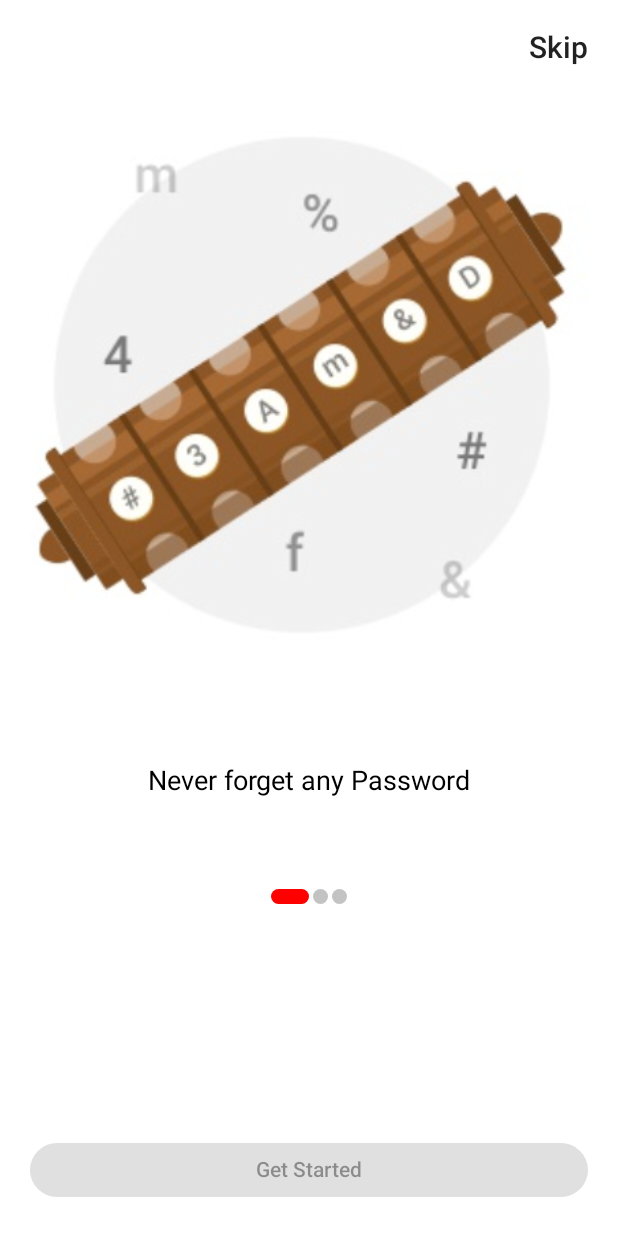
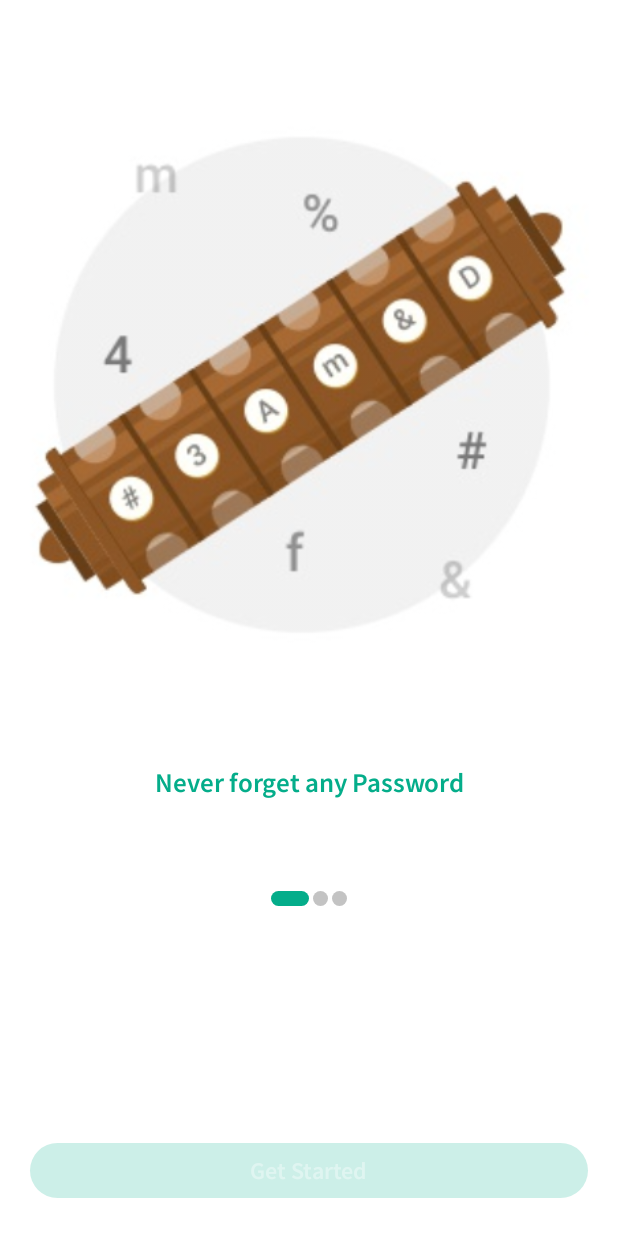
Before and after one commit to nimran/AndroidPasswordManager, an Android app built with Jetpack Compose: the screen it shows after launch (OnboardingActivity), on a phone screen of 412 x 824 dp. Run offline under Robolectric (Android 15) with nearby library versions, the phone set to English and light mode, and no system bars; our stand-ins replace accompanist.

Commit message:
added files

```diff
--- a/app/src/main/java/app/imran/passwordmanager/ui/theme/Color.kt
+++ b/app/src/main/java/app/imran/passwordmanager/ui/theme/Color.kt
@@ -7,3 +7,9 @@ val Purple500 = Color(0xFF6200EE)
 val Purple700 = Color(0xFF3700B3)
 val Teal200 = Color(0xFF03DAC5)
 val Red = Color(0xFFDA031C)
+
+val BackgroundWhite = Color(0xFF)
+val AppGreen = Color(0xFF04AD8A)
+val AppGreen2 = Color(0xFF00A597)
+val LightBlack = Color(0xFF2A2A2A)
+val LightGrey = Color(0xFFEBEBEB)
--- a/app/src/main/java/app/imran/passwordmanager/ui/theme/Theme.kt
+++ b/app/src/main/java/app/imran/passwordmanager/ui/theme/Theme.kt
@@ -5,17 +5,41 @@ import androidx.compose.material.MaterialTheme
 import androidx.compose.material.darkColors
 import androidx.compose.material.lightColors
 import androidx.compose.runtime.Composable
+import androidx.compose.ui.graphics.Color
+
+// primary — The primary color is the color displayed most frequently across your app’s screens and components.
+// primaryVariant — The primary variant color is used to distinguish two elements of the app using the primary color, such as the top app bar and the system bar.
+// secondary — The secondary color provides more ways to accent and distinguish your product. Secondary colors are best for floating action buttons, selection controls (e.g. checkboxes and radio buttons), highlighting selected text, links, and headlines, etc.
+// secondaryVariant — The secondary variant color is used to distinguish two elements of the app using the secondary color.
+// background — The background color appears behind scrollable content.
+// surface — The surface color is used on surfaces of components, such as cards, sheets, and menus.
+// error — The error color is used to indicate errors within components, such as text fields.
+// onPrimary — Color used for text and icons displayed on top of the primary color.
+// onSecondary — Color used for text and icons displayed on top of the secondary color.
+// onBackground — Color used for text and icons displayed on top of the background color.
+// onSurface — Color used for text and icons displayed on top of the surface color.
+// onError — Color used for text and icons displayed on top of the error color.
+// isLight — Whether these colors are considered as a “light” or “dark” set of colors.
 
 private val DarkColorPalette = darkColors(
-    primary = Purple200,
+    primary = AppGreen,
     primaryVariant = Purple700,
-    secondary = Teal200
+    secondary = Teal200,
+    surface = Color.Black,
+    onSurface = Color.Black,
+    background = Color.White,
+    onBackground = Color.Magenta,
+
 )
 
 private val LightColorPalette = lightColors(
-    primary = Purple500,
+    primary = AppGreen,
     primaryVariant = Purple700,
-    secondary = Teal200
+    secondary = Teal200,
+    surface = Color.White,
+    onSurface = Color.White,
+    background = Color.Black,
+    onBackground = Color.Blue,
 
     /* Other default colors to override
     background = Color.White,
--- a/app/src/main/java/app/imran/passwordmanager/ui/theme/Type.kt
+++ b/app/src/main/java/app/imran/passwordmanager/ui/theme/Type.kt
@@ -2,24 +2,39 @@ package app.imran.passwordmanager.ui.theme
 
 import androidx.compose.material.Typography
 import androidx.compose.ui.text.TextStyle
+import androidx.compose.ui.text.font.Font
 import androidx.compose.ui.text.font.FontFamily
 import androidx.compose.ui.text.font.FontWeight
+import androidx.compose.ui.text.platform.*
 import androidx.compose.ui.unit.sp
+import app.imran.passwordmanager.R
 
+val fonts = FontFamily(
+    Font(R.font.sourcesanspro_bold, FontWeight.Bold),
+    Font(R.font.sourcesanspro_light, FontWeight.Light),
+    Font(R.font.sourcesanspro_italic, FontWeight.Companion.ExtraLight),
+    Font(R.font.sourcesanspro_regular, FontWeight.Normal),
+    Font(R.font.sourcesanspro_semibold, FontWeight.SemiBold)
+)
 // Set of Material typography styles to start with
 val Typography = Typography(
     body1 = TextStyle(
-        fontFamily = FontFamily.Default,
-        fontWeight = FontWeight.Normal,
+        fontFamily = fonts,
+        fontWeight = FontWeight.Bold,
+        fontSize = 16.sp
+    ),
+    body2 = TextStyle(
+        fontFamily = fonts,
+        fontWeight = FontWeight.SemiBold,
         fontSize = 16.sp
     ),
     button = TextStyle(
-        fontFamily = FontFamily.Default,
-        fontWeight = FontWeight.W500,
+        fontFamily = fonts,
+        fontWeight = FontWeight.Normal,
         fontSize = 14.sp
     ),
     caption = TextStyle(
-        fontFamily = FontFamily.Default,
+        fontFamily = fonts,
         fontWeight = FontWeight.Normal,
         fontSize = 18.sp
     )
--- /dev/null
+++ b/app/src/main/java/app/imran/passwordmanager/view/activity/AuthenticationActivity.kt
@@ -0,0 +1,38 @@
+package app.imran.passwordmanager.view.activity
+
+import android.os.Bundle
+import androidx.activity.ComponentActivity
+import androidx.activity.compose.setContent
+import androidx.compose.material.MaterialTheme
+import androidx.compose.material.Surface
+import androidx.compose.material.Text
+import androidx.compose.runtime.Composable
+import androidx.compose.ui.tooling.preview.Preview
+import app.imran.passwordmanager.ui.theme.AndroidPasswordManagerTheme
+
+class AuthenticationActivity : ComponentActivity() {
+    override fun onCreate(savedInstanceState: Bundle?) {
+        super.onCreate(savedInstanceState)
+        setContent {
+            AndroidPasswordManagerTheme {
+                // A surface container using the 'background' color from the theme
+                Surface(color = MaterialTheme.colors.background) {
+                    Greeting("Android")
+                }
+            }
+        }
+    }
+}
+
+@Composable
+fun Greeting(name: String) {
+    Text(text = "Hello $name!")
+}
+
+@Preview(showBackground = true)
+@Composable
+fun DefaultPreview() {
+    AndroidPasswordManagerTheme {
+        Greeting("Android")
+    }
+}
--- a/app/src/main/java/app/imran/passwordmanager/view/OnboardingActivity.kt
+++ b/app/src/main/java/app/imran/passwordmanager/view/activity/OnboardingActivity.kt
@@ -1,19 +1,16 @@
-package app.imran.passwordmanager.view
+package app.imran.passwordmanager.view.activity
 
+import android.content.Intent
 import android.os.Bundle
-import android.widget.Toast
 import androidx.activity.ComponentActivity
 import androidx.activity.compose.setContent
 import androidx.compose.animation.core.animateDpAsState
 import androidx.compose.foundation.Image
 import androidx.compose.foundation.background
-import androidx.compose.foundation.clickable
 import androidx.compose.foundation.layout.*
 import androidx.compose.foundation.shape.CircleShape
 import androidx.compose.foundation.shape.RoundedCornerShape
-import androidx.compose.material.Button
-import androidx.compose.material.MaterialTheme
-import androidx.compose.material.Surface
+import androidx.compose.material.*
 import androidx.compose.material.Text
 import androidx.compose.runtime.Composable
 import androidx.compose.ui.Alignment
@@ -21,7 +18,6 @@ import androidx.compose.ui.Modifier
 import androidx.compose.ui.draw.clip
 import androidx.compose.ui.graphics.Color
 import androidx.compose.ui.res.painterResource
-import androidx.compose.ui.text.font.FontWeight
 import androidx.compose.ui.text.style.TextAlign
 import androidx.compose.ui.unit.dp
 import androidx.compose.ui.unit.sp
@@ -30,6 +26,7 @@ import androidx.core.splashscreen.SplashScreen.Companion.installSplashScreen
 import app.imran.passwordmanager.R
 import app.imran.passwordmanager.data.OnboardingData
 import app.imran.passwordmanager.ui.theme.AndroidPasswordManagerTheme
+import app.imran.passwordmanager.ui.theme.AppGreen
 import app.imran.passwordmanager.ui.theme.Typography
 import com.google.accompanist.pager.ExperimentalPagerApi
 import com.google.accompanist.pager.HorizontalPager
@@ -44,11 +41,11 @@ class OnboardingActivity : ComponentActivity() {
     override fun onCreate(savedInstanceState: Bundle?) {
         super.onCreate(savedInstanceState)
         installSplashScreen()
-        window.statusBarColor = ContextCompat.getColor(this, R.color.white)
+//        window.statusBarColor = ContextCompat.getColor(this, R.color.white)
         setContent {
             AndroidPasswordManagerTheme {
                 // A surface container using the 'background' color from the theme
-                Surface(color = MaterialTheme.colors.background) {
+                Surface() {
                     items = getOnboardingItems()
 
                     OnBoardingPager(items, rememberPagerState(), modifier = Modifier.fillMaxWidth())
@@ -66,6 +63,19 @@ class OnboardingActivity : ComponentActivity() {
         return items
     }
 
+    @Composable
+    fun SkipButton() {
+        TextButton(
+            onClick = {
+                startActivity(Intent(this@OnboardingActivity, AuthenticationActivity::class.java))
+                finish()
+            },
+            enabled = true
+        ) {
+            Text(color = Color.Red.copy(), text = "Skip")
+        }
+    }
+
     @ExperimentalPagerApi
     @Composable
     fun OnBoardingPager(
@@ -75,21 +85,11 @@ class OnboardingActivity : ComponentActivity() {
     ) {
         Box(
             modifier = modifier
-                .background(color = Color.White.copy())
                 .fillMaxHeight()
         ) {
-            Box(modifier = Modifier.align(Alignment.TopEnd).padding(20.dp)) {
-                Text(
-                    modifier = Modifier.clickable {
-                        Toast.makeText(this@OnboardingActivity, "Skip", Toast.LENGTH_LONG).show()
-                    },
-                    text = "Skip",
-                    fontSize = 20.sp,
-                    fontWeight = FontWeight(weight = 500)
-                )
-            }
 
             Column(horizontalAlignment = Alignment.CenterHorizontally) {
+//                SkipButton()
                 HorizontalPager(count = item.size, state = pagerState) { page ->
                     Column(
                         modifier = Modifier
@@ -107,8 +107,8 @@ class OnboardingActivity : ComponentActivity() {
                         Text(
                             text = item[page].desc,
                             modifier = Modifier.padding(top = 50.dp, start = 20.dp, end = 20.dp),
-                            color = Color.Black,
-                            style = Typography.caption,
+                            color = MaterialTheme.colors.primary,
+                            style = Typography.body2,
                             fontSize = 18.sp,
                             textAlign = TextAlign.Center
                         )
@@ -116,7 +116,11 @@ class OnboardingActivity : ComponentActivity() {
                 }
                 PagerIndicator(size = item.size, currentPage = pagerState.currentPage)
             }
-            Box(modifier = Modifier.align(Alignment.BottomCenter).padding(20.dp)) {
+            Box(
+                modifier = Modifier
+                    .align(Alignment.BottomCenter)
+                    .padding(20.dp)
+            ) {
                 SetButtons(pagerState)
             }
         }
@@ -145,7 +149,7 @@ class OnboardingActivity : ComponentActivity() {
                 .width(width.value)
                 .clip(CircleShape)
                 .background(
-                    if (isSelected) Color.Red else Color.Gray.copy(alpha = 0.5f)
+                    if (isSelected) AppGreen else Color.Gray.copy(alpha = 0.5f)
                 )
         )
     }
@@ -162,14 +166,19 @@ class OnboardingActivity : ComponentActivity() {
 
             Button(
                 onClick = {
-                    Toast.makeText(this@OnboardingActivity, "Got it", Toast.LENGTH_LONG).show()
+                    startActivity(Intent(this@OnboardingActivity, AuthenticationActivity::class.java))
+                    finish()
                 },
+                colors = ButtonDefaults.buttonColors(
+                    backgroundColor = AppGreen,
+                    disabledBackgroundColor = AppGreen
+                        .copy(alpha = 0.2f)
+                ),
                 shape = RoundedCornerShape(50),
                 modifier = Modifier.fillMaxWidth(),
                 enabled = pagerState.currentPage == items.size - 1,
-
             ) {
-                Text(text = "Get Started")
+                Text(style = Typography.body2, text = "Get Started")
             }
         }
     }
--- a/app/src/main/res/values-v23/themes.xml
+++ b/app/src/main/res/values-v23/themes.xml
@@ -1,39 +1,39 @@
 <?xml version="1.0" encoding="utf-8"?>
 <resources xmlns:tools="http://schemas.android.com/tools">
 
-    <style name="Theme.AndroidPasswordManager" parent="Theme.MaterialComponents.DayNight.DarkActionBar">
-        <!-- Primary brand color. -->
-        <item name="colorPrimary">@color/purple_500</item>
-        <item name="colorPrimaryVariant">@color/purple_700</item>
-        <item name="colorOnPrimary">@color/white</item>
-        <!-- Secondary brand color. -->
-        <item name="colorSecondary">@color/teal_200</item>
-        <item name="colorSecondaryVariant">@color/teal_700</item>
-        <item name="colorOnSecondary">@color/black</item>
+<!--    <style name="Theme.AndroidPasswordManager" parent="Theme.MaterialComponents.DayNight.DarkActionBar">-->
+<!--        &lt;!&ndash; Primary brand color. &ndash;&gt;-->
+<!--        <item name="colorPrimary">@color/purple_500</item>-->
+<!--        <item name="colorPrimaryVariant">@color/purple_700</item>-->
+<!--        <item name="colorOnPrimary">@color/white</item>-->
+<!--        &lt;!&ndash; Secondary brand color. &ndash;&gt;-->
+<!--        <item name="colorSecondary">@color/teal_200</item>-->
+<!--        <item name="colorSecondaryVariant">@color/teal_700</item>-->
+<!--        <item name="colorOnSecondary">@color/black</item>-->
 
-        <!-- Status bar color. -->
-        <item name="android:windowLightStatusBar">true</item>
-        <item name="android:statusBarColor" tools:targetApi="l">?attr/colorPrimaryDark</item>
-        <!-- Customize your theme here. -->
-    </style>
+<!--        &lt;!&ndash; Status bar color. &ndash;&gt;-->
+<!--        <item name="android:windowLightStatusBar">true</item>-->
+<!--&lt;!&ndash;        <item name="android:statusBarColor" tools:targetApi="l">?attr/colorPrimaryDark</item>&ndash;&gt;-->
+<!--        &lt;!&ndash; Customize your theme here. &ndash;&gt;-->
+<!--    </style>-->
 
-    <style name="Theme.AndroidPasswordManager.NoActionBar">
-        <item name="windowActionBar">false</item>
-        <item name="windowNoTitle">true</item>
-        <item name="android:windowLightStatusBar">true</item>
-        <item name="android:statusBarColor" tools:targetApi="l">?attr/colorPrimaryDark</item>
-    </style>
+<!--    <style name="Theme.AndroidPasswordManager.NoActionBar">-->
+<!--        <item name="windowActionBar">false</item>-->
+<!--        <item name="windowNoTitle">true</item>-->
+<!--        <item name="android:windowLightStatusBar">true</item>-->
+<!--&lt;!&ndash;        <item name="android:statusBarColor" tools:targetApi="l">?attr/colorPrimaryDark</item>&ndash;&gt;-->
+<!--    </style>-->
 
-    <style name="Theme.App.Starting" parent="Theme.SplashScreen">
-        <item name="windowSplashScreenBackground">@color/white</item>
-        <item name="windowActionBar">false</item>
-        <item name="windowNoTitle">true</item>
-        <item name="windowSplashScreenAnimatedIcon">@mipmap/ic_launcher</item>
-        <item name="windowSplashScreenAnimationDuration">10000</item>
-        # Required for
-        <item name="postSplashScreenTheme">@style/Theme.AndroidPasswordManager.NoActionBar</item>
-        # Required.
-        <item name="android:windowLightStatusBar">true</item>
-        <item name="android:statusBarColor" tools:targetApi="l">?attr/colorPrimaryDark</item>
-    </style>
+<!--    <style name="Theme.App.Starting" parent="Theme.SplashScreen">-->
+<!--        <item name="windowSplashScreenBackground">@color/white</item>-->
+<!--        <item name="windowActionBar">false</item>-->
+<!--        <item name="windowNoTitle">true</item>-->
+<!--        <item name="windowSplashScreenAnimatedIcon">@mipmap/ic_launcher</item>-->
+<!--        <item name="windowSplashScreenAnimationDuration">10000</item>-->
+<!--        # Required for-->
+<!--        <item name="postSplashScreenTheme">@style/Theme.AndroidPasswordManager.NoActionBar</item>-->
+<!--        # Required.-->
+<!--        <item name="android:windowLightStatusBar">true</item>-->
+<!--        <item name="android:statusBarColor" tools:targetApi="l">?attr/colorPrimaryDark</item>-->
+<!--    </style>-->
 </resources>
--- a/app/src/main/res/values/strings.xml
+++ b/app/src/main/res/values/strings.xml
@@ -1,4 +1,5 @@
 <resources>
     <string name="app_name">AndroidPasswordManager</string>
     <string name="title_activity_splash">SplashActivity</string>
+    <string name="title_activity_authentication">AuthenticationActivity</string>
 </resources>
--- a/app/src/main/res/values/themes.xml
+++ b/app/src/main/res/values/themes.xml
@@ -5,8 +5,10 @@
         <item name="windowActionBar">false</item>
         <item name="windowNoTitle">true</item>
         <item name="windowSplashScreenAnimatedIcon">@mipmap/ic_launcher</item>
-        <item name="windowSplashScreenAnimationDuration">10000</item>  # Required for
-        <item name="postSplashScreenTheme">@style/Theme.AndroidPasswordManager.NoActionBar</item>  # Required.
+        <item name="windowSplashScreenAnimationDuration">10000</item>
+        # Required for
+        <item name="postSplashScreenTheme">@style/Theme.AndroidPasswordManager.NoActionBar</item>
+        # Required.
         <item name="android:statusBarColor" tools:targetApi="l">?attr/colorPrimaryDark</item>
     </style>
 
@@ -21,14 +23,14 @@
         <item name="colorOnSecondary">@color/black</item>
 
         <!-- Status bar color. -->
-        <item name="android:statusBarColor" tools:targetApi="l">?attr/colorPrimaryDark</item>
+<!--        <item name="android:statusBarColor" tools:targetApi="l">?attr/colorPrimaryDark</item>-->
         <!-- Customize your theme here. -->
     </style>
 
     <style name="Theme.AndroidPasswordManager.NoActionBar">
-        <item name="windowActionBar">false</item>
-        <item name="windowNoTitle">true</item>
-        <item name="android:statusBarColor" tools:targetApi="l">?attr/colorPrimaryDark</item>
+<!--        <item name="windowActionBar">false</item>-->
+<!--        <item name="windowNoTitle">true</item>-->
+<!--        <item name="android:statusBarColor" tools:targetApi="l">?attr/colorPrimaryDark</item>-->
     </style>
 
     <style name="Theme.AndroidPasswordManager.AppBarOverlay" parent="ThemeOverlay.AppCompat.Dark.ActionBar" />
```
Also changed, not shown: app/src/main/AndroidManifest.xml (+8 -6 lines), app/src/main/res/font/sourcesanspro_bold.ttf (added), app/src/main/res/font/sourcesanspro_italic.ttf (added), app/src/main/res/font/sourcesanspro_light.ttf (added), app/src/main/res/font/sourcesanspro_regular.ttf (added), app/src/main/res/font/sourcesanspro_semibold.ttf (added).
